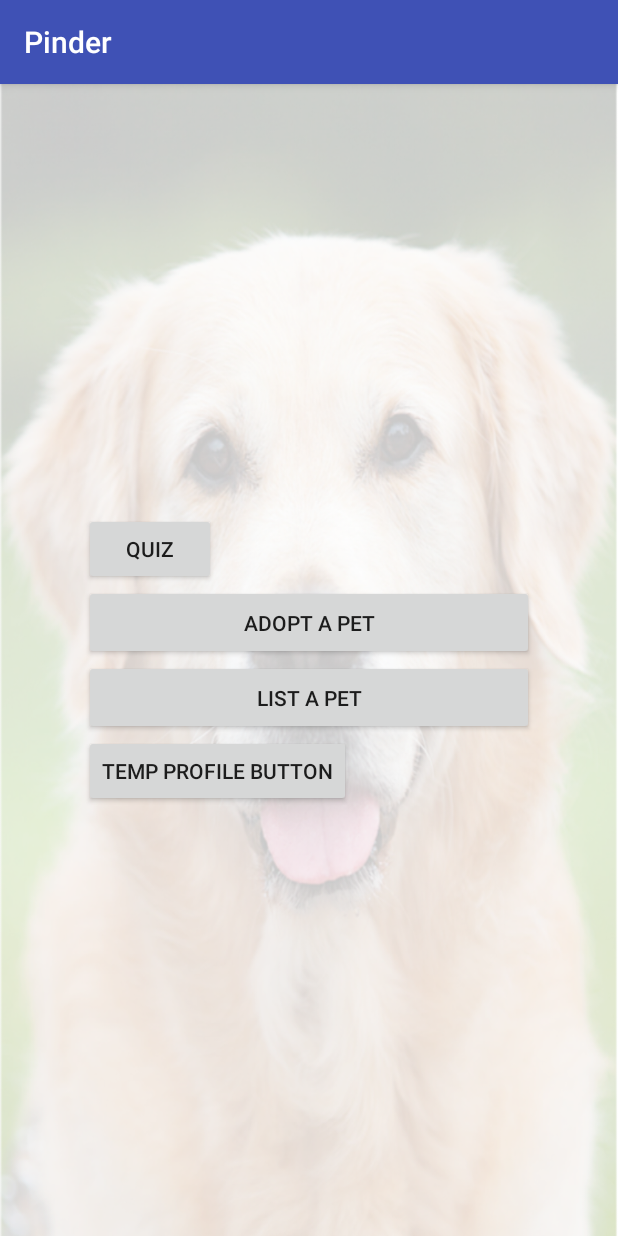
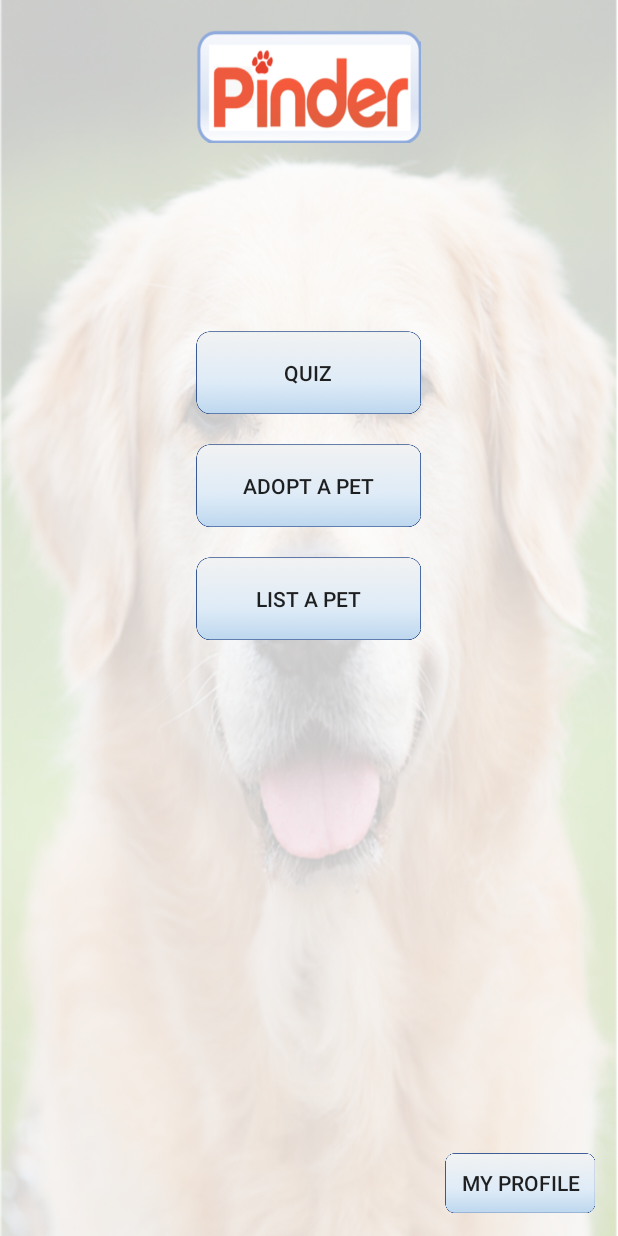
Before and after one commit to ClamminTroops/Pinder, an Android app: the MainActivity screen opened directly, with no data from a screen before it, on a phone screen of 412 x 824 dp. Run offline under Robolectric (Android 15) with nearby library versions, the phone set to English and light mode, and no system bars.

Commit message:
updated UI

```diff
--- a/app/src/main/java/edu/calvin/cs262/teamc/MainActivity.java
+++ b/app/src/main/java/edu/calvin/cs262/teamc/MainActivity.java
@@ -1,6 +1,7 @@
 package edu.calvin.cs262.teamc;
 
 import android.content.Intent;
+import android.graphics.drawable.ColorDrawable;
 import android.support.v7.app.AppCompatActivity;
 import android.os.Bundle;
 import android.view.View;
@@ -16,6 +17,9 @@ public class MainActivity extends AppCompatActivity {
     protected void onCreate(Bundle savedInstanceState) {
         super.onCreate(savedInstanceState);
         setContentView(R.layout.activity_main);
+        getSupportActionBar().hide();
+
+
     }
 
     //takes user to Pet For Adoption Activity
--- a/app/src/main/java/edu/calvin/cs262/teamc/MatchActivity.java
+++ b/app/src/main/java/edu/calvin/cs262/teamc/MatchActivity.java
@@ -1,6 +1,7 @@
 package edu.calvin.cs262.teamc;
 
 import android.content.Intent;
+import android.support.v7.app.ActionBar;
 import android.support.v7.app.AppCompatActivity;
 import android.os.Bundle;
 import android.view.View;
@@ -16,6 +17,10 @@ public class MatchActivity extends AppCompatActivity {
     protected void onCreate(Bundle savedInstanceState) {
         super.onCreate(savedInstanceState);
         setContentView(R.layout.activity_match);
+        getSupportActionBar().setBackgroundDrawable(getDrawable(R.drawable.pinderlogov2));
+        ActionBar actionBar = getSupportActionBar();
+        actionBar.setTitle("");
+
     }
 
     //TODO: This function should be deleted, since this button is not in activity_match.xml
--- a/app/src/main/java/edu/calvin/cs262/teamc/ProfileActivity.java
+++ b/app/src/main/java/edu/calvin/cs262/teamc/ProfileActivity.java
@@ -2,6 +2,7 @@ package edu.calvin.cs262.teamc;
 
 import android.content.Intent;
 import android.os.Bundle;
+import android.support.v7.app.ActionBar;
 import android.support.v7.app.AppCompatActivity;
 import android.view.View;
 
@@ -15,6 +16,9 @@ public class ProfileActivity extends AppCompatActivity {
     protected void onCreate(Bundle savedInstanceState) {
         super.onCreate(savedInstanceState);
         setContentView(R.layout.activity_my_profile);
+        getSupportActionBar().setBackgroundDrawable(getDrawable(R.drawable.pinderlogov2));
+        ActionBar actionBar = getSupportActionBar();
+        actionBar.setTitle("");
     }
 
     /* function for Save Changes Button
--- a/app/src/main/java/edu/calvin/cs262/teamc/ResultActivity.java
+++ b/app/src/main/java/edu/calvin/cs262/teamc/ResultActivity.java
@@ -1,6 +1,7 @@
 package edu.calvin.cs262.teamc;
 
 import android.content.Intent;
+import android.support.v7.app.ActionBar;
 import android.support.v7.app.AppCompatActivity;
 import android.os.Bundle;
 import android.view.View;
@@ -16,6 +17,10 @@ public class ResultActivity extends AppCompatActivity {
     protected void onCreate(Bundle savedInstanceState) {
         super.onCreate(savedInstanceState);
         setContentView(R.layout.activity_result);
+        getSupportActionBar().setBackgroundDrawable(getDrawable(R.drawable.pinderlogov2));
+        ActionBar actionBar = getSupportActionBar();
+        actionBar.setTitle("");
+
     }
 
     /* function for Adopt One Button
--- a/app/src/main/java/edu/calvin/cs262/teamc/TakeQuiz.java
+++ b/app/src/main/java/edu/calvin/cs262/teamc/TakeQuiz.java
@@ -19,7 +19,8 @@ public class TakeQuiz extends AppCompatActivity {
         super.onCreate(savedInstanceState);
         setContentView(R.layout.activity_take_quiz);
         ActionBar actionBar = getSupportActionBar();
-        actionBar.setTitle("Pinder Quiz Main");
+        actionBar.setTitle("");
+        getSupportActionBar().setBackgroundDrawable(getDrawable(R.drawable.pinderlogov2));
         myBlurImage =  (BlurImageView) findViewById(R.id.myBlurImage);
         myBlurImage.setBlur(15);
     }
--- a/app/src/main/java/edu/calvin/cs262/teamc/activity_PetforAdoption.java
+++ b/app/src/main/java/edu/calvin/cs262/teamc/activity_PetforAdoption.java
@@ -43,8 +43,12 @@ public class activity_PetforAdoption extends AppCompatActivity {
     protected void onCreate(Bundle savedInstanceState) {
         super.onCreate(savedInstanceState);
         setContentView(R.layout.activity_put_pet_adoption);
+        getSupportActionBar().setBackgroundDrawable(getDrawable(R.drawable.pinderlogov2));
         ActionBar actionBar = getSupportActionBar();
-        actionBar.setTitle("Pinder Quiz");
+        actionBar.setTitle("");
+
+        //ActionBar actionBar = getSupportActionBar();
+        //actionBar.setTitle("Pinder Quiz");
 
         //set default values to ToggleButton "toggleButton4"
         ToggleButton toggleButton = findViewById(R.id.toggleButton4);
--- a/app/src/main/java/edu/calvin/cs262/teamc/activity_adoptPet.java
+++ b/app/src/main/java/edu/calvin/cs262/teamc/activity_adoptPet.java
@@ -5,6 +5,7 @@ import android.content.Intent;
 import android.graphics.drawable.Drawable;
 import android.support.v4.view.PagerAdapter;
 import android.support.v4.view.ViewPager;
+import android.support.v7.app.ActionBar;
 import android.support.v7.app.AppCompatActivity;
 import android.os.Bundle;
 import android.view.View;
@@ -25,6 +26,10 @@ public class activity_adoptPet extends AppCompatActivity {
     protected void onCreate(Bundle savedInstanceState) {
         super.onCreate(savedInstanceState);
         setContentView(R.layout.activity_adopt_activity);
+        getSupportActionBar().setBackgroundDrawable(getDrawable(R.drawable.pinderlogov2));
+        ActionBar actionBar = getSupportActionBar();
+        actionBar.setTitle("");
+
 
         viewPager = (ViewPager) findViewById(R.id.pictureWindow);
         adapter = new ImageAdapter(this);
--- a/app/src/main/java/edu/calvin/cs262/teamc/activity_login.java
+++ b/app/src/main/java/edu/calvin/cs262/teamc/activity_login.java
@@ -2,6 +2,7 @@ package edu.calvin.cs262.teamc;
 
 import android.content.Intent;
 import android.os.Bundle;
+import android.support.v7.app.ActionBar;
 import android.support.v7.app.AppCompatActivity;
 import android.view.View;
 
@@ -15,6 +16,10 @@ public class activity_login extends AppCompatActivity {
     protected void onCreate(Bundle savedInstanceState) {
         super.onCreate(savedInstanceState);
         setContentView(R.layout.activity_login);
+        getSupportActionBar().setBackgroundDrawable(getDrawable(R.drawable.pinderlogov2));
+        ActionBar actionBar = getSupportActionBar();
+        actionBar.setTitle("");
+
     }
 
     /* method for Sign Up Button
--- a/app/src/main/res/layout/activity_login.xml
+++ b/app/src/main/res/layout/activity_login.xml
@@ -20,7 +20,7 @@
         <LinearLayout
             android:layout_width="300dp"
             android:layout_height="125dp"
-            android:background="@drawable/blueroundsquare"
+            android:background="@drawable/bluesquare"
             android:orientation="vertical"
             android:layout_marginTop="30dp"
             android:layout_gravity="center_horizontal"
@@ -74,7 +74,7 @@
         <LinearLayout
             android:layout_width="300dp"
             android:layout_height="125dp"
-            android:background="@drawable/blueroundsquare"
+            android:background="@drawable/bluesquare"
             android:orientation="vertical"
             android:layout_marginTop="50dp"
             android:layout_gravity="center_horizontal"
--- a/app/src/main/res/layout/activity_main.xml
+++ b/app/src/main/res/layout/activity_main.xml
@@ -8,39 +8,76 @@
     android:background="@drawable/whiteneddog">
 
     <LinearLayout
-        android:layout_width="wrap_content"
-        android:layout_height="wrap_content"
+        android:layout_width="match_parent"
+        android:layout_height="match_parent"
         android:layout_centerInParent="true"
         android:orientation="vertical">
 
+        <LinearLayout
+            android:layout_width="150dp"
+            android:layout_height="75dp"
+            android:background="@drawable/bluelogo"
+            android:layout_gravity="center_horizontal"
+            android:layout_marginTop="20dp">
+
+        </LinearLayout>
+
+
+
+        <LinearLayout
+            android:layout_width="match_parent"
+            android:layout_height="wrap_content"
+            android:layout_gravity="center_horizontal"
+            android:orientation="vertical"
+            android:layout_marginTop="125dp">
+
             <Button
                 android:id="@+id/startQuizBtn"
-            android:layout_width="wrap_content"
-            android:layout_height="wrap_content"
+                android:layout_width="150dp"
+                android:layout_height="55dp"
+                android:background="@drawable/bluebutton"
                 android:text="@string/mainActivity_quiz"
-            android:onClick="onStartQuizBtnPressed"/>
+                android:layout_gravity="center_horizontal"
+                android:onClick="onStartQuizBtnPressed"
+                />
 
             <Button
                 android:id="@+id/adoptPetBtn"
-            android:layout_width="300dp"
-            android:layout_height="50dp"
+                android:layout_width="150dp"
+                android:layout_height="55dp"
+                android:background="@drawable/bluebutton"
                 android:onClick="onAdoptPetPressed"
-            android:text="@string/mainActivity_adoptPet" />
+                android:layout_gravity="center_horizontal"
+                android:text="@string/mainActivity_adoptPet"
+                android:layout_marginTop="20dp"
+                />
 
             <Button
                 android:id="@+id/listPetBtn"
-            android:layout_width="300dp"
-            android:layout_height="50dp"
+                android:layout_width="150dp"
+                android:layout_height="55dp"
                 android:onClick="onListPethBtnPressed"
-            android:text="@string/mainActivity_listPet" />
+                android:layout_gravity="center_horizontal"
+                android:background="@drawable/bluebutton"
+                android:text="@string/mainActivity_listPet"
+                android:layout_marginTop="20dp"
+                />
+        </LinearLayout>
+
+
+    </LinearLayout>
 
     <Button
         android:id="@+id/tempProfileButton"
-            android:layout_width="wrap_content"
-            android:layout_height="wrap_content"
-            android:text="Temp Profile Button"
+        android:layout_width="100dp"
+        android:layout_height="40dp"
+        android:layout_gravity="bottom"
+        android:layout_alignParentBottom="true"
+        android:layout_alignParentRight="true"
+        android:layout_marginRight="15dp"
+        android:layout_marginBottom="15dp"
+        android:background="@drawable/bluebutton"
+        android:text="My Profile"
         android:onClick="onProfilePressed"/>
 
-    </LinearLayout>
-
 </RelativeLayout>
```
Also changed, not shown: app/src/main/java/edu/calvin/cs262/teamc/StartQuiz.java (+11 -1 lines), app/src/main/res/layout/activity_put_pet_adoption.xml (+0 -11 lines), app/src/main/res/layout/activity_result.xml (+0 -8 lines), app/src/main/res/layout/activity_start_quiz.xml (+30 -32 lines), app/src/main/res/layout/activity_take_quiz.xml (+1 -11 lines), app/src/main/res/drawable/bluebutton.png, app/src/main/res/drawable/bluelogo.png (added), app/src/main/res/drawable/bluesquare.png (added), app/src/main/res/drawable/pinderlogov2.png (added). Lines whose indentation alone changed are shown as unchanged.
